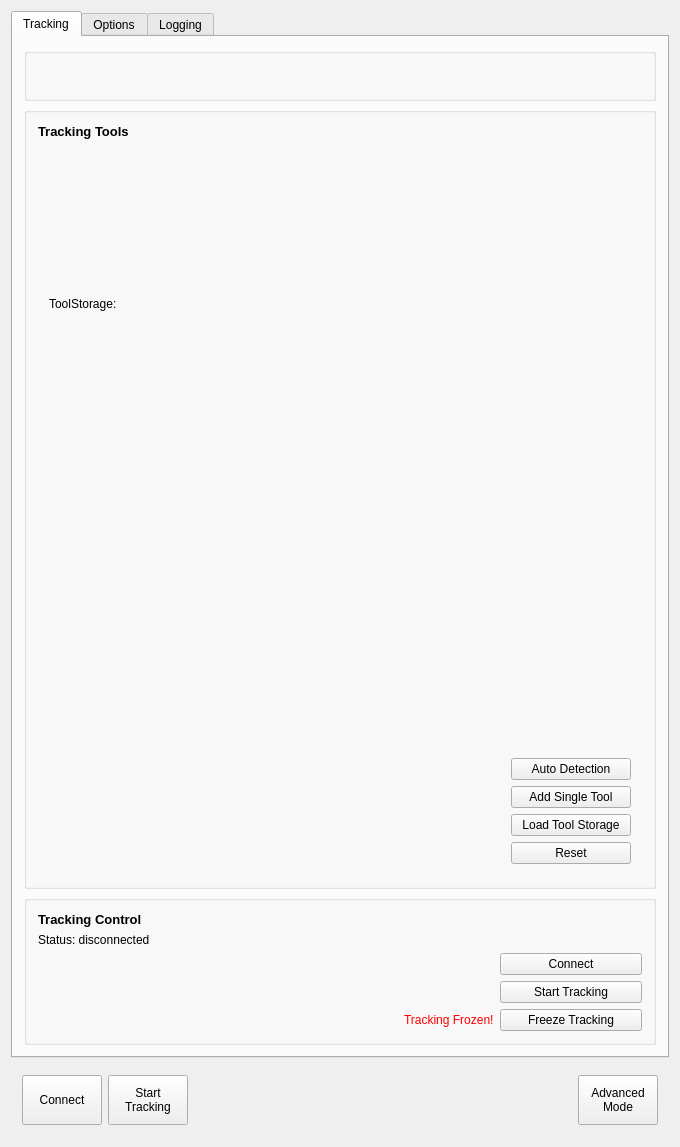
Qt form Plugins/org.mitk.gui.qt.igttracking/src/internal/QmitkMITKIGTTrackingToolboxViewControls.ui (MITK/MITK) before a commit.
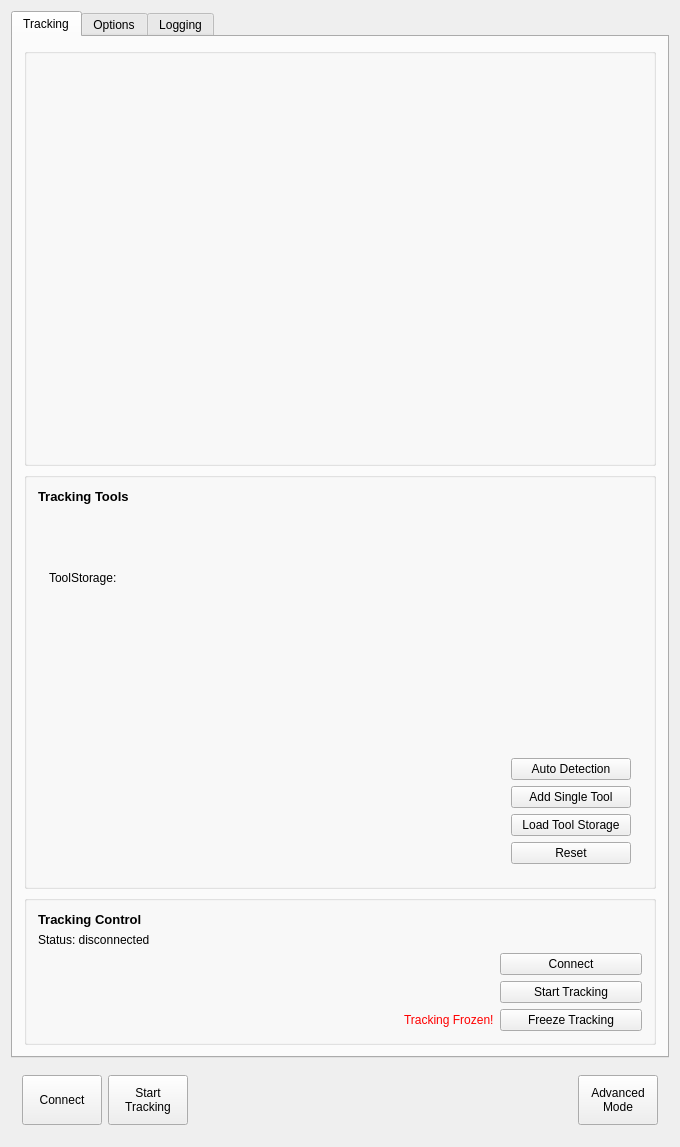
The same form after that commit. Custom widgets are drawn as their Qt base class.

Commit message:
- Maximum height reseted to a non-fixed value
- "vsizetype" changed from "Preferred" to "Expanding"

- The size of the window still hast to be adjusted to fit all the "Tracking" tab

```diff
--- a/Plugins/org.mitk.gui.qt.igttracking/src/internal/QmitkMITKIGTTrackingToolboxViewControls.ui
+++ b/Plugins/org.mitk.gui.qt.igttracking/src/internal/QmitkMITKIGTTrackingToolboxViewControls.ui
@@ -33,7 +33,7 @@
        <item>
         <widget class="QGroupBox" name="groupBox_3">
          <property name="sizePolicy">
-          <sizepolicy hsizetype="Preferred" vsizetype="Preferred">
+          <sizepolicy hsizetype="Preferred" vsizetype="Expanding">
            <horstretch>0</horstretch>
            <verstretch>0</verstretch>
           </sizepolicy>
@@ -47,14 +47,14 @@
          <property name="maximumSize">
           <size>
            <width>16777215</width>
-           <height>220</height>
+           <height>16777215</height>
           </size>
          </property>
          <property name="title">
           <string/>
          </property>
-         <layout class="QVBoxLayout" name="verticalLayout_4" stretch="0">
-          <item alignment="Qt::AlignTop">
+         <layout class="QGridLayout" name="gridLayout">
+          <item row="0" column="0">
            <widget class="QmitkTrackingDeviceConfigurationWidget" name="m_ConfigurationWidget" native="true">
             <property name="sizePolicy">
              <sizepolicy hsizetype="Preferred" vsizetype="Preferred">
@@ -134,14 +134,7 @@
                </layout>
               </item>
               <item>
-               <widget class="QmitkToolTrackingStatusWidget" name="m_TrackingToolsStatusWidget" native="true">
-                <property name="minimumSize">
-                 <size>
-                  <width>200</width>
-                  <height>0</height>
-                 </size>
-                </property>
-               </widget>
+               <widget class="QmitkToolTrackingStatusWidget" name="m_TrackingToolsStatusWidget" native="true"/>
               </item>
               <item>
                <layout class="QHBoxLayout" name="horizontalLayout_9">
```
Left out of the diff: 14 changed lines with no effect on the pictures. The commit also changes 2 other files.
